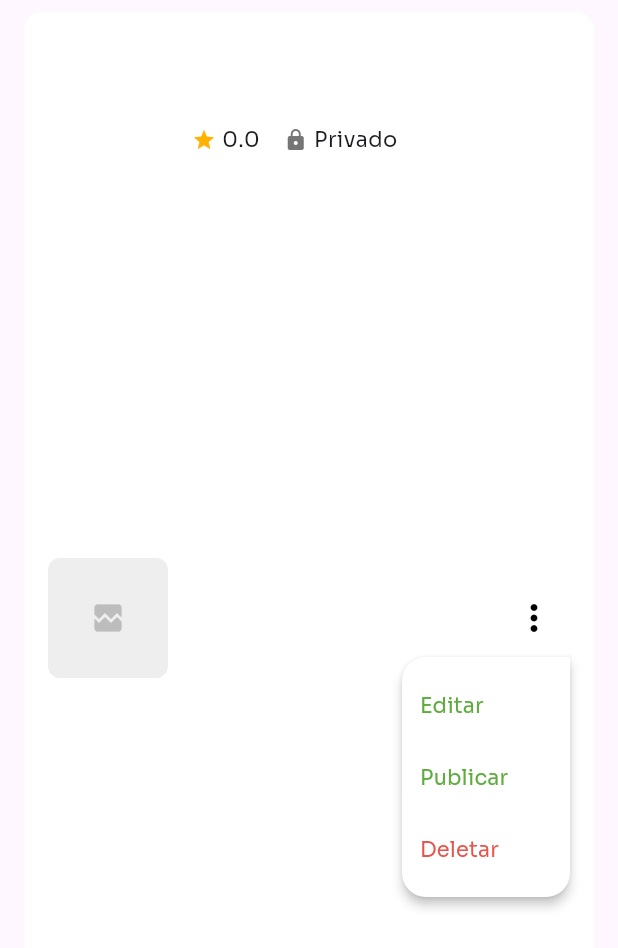
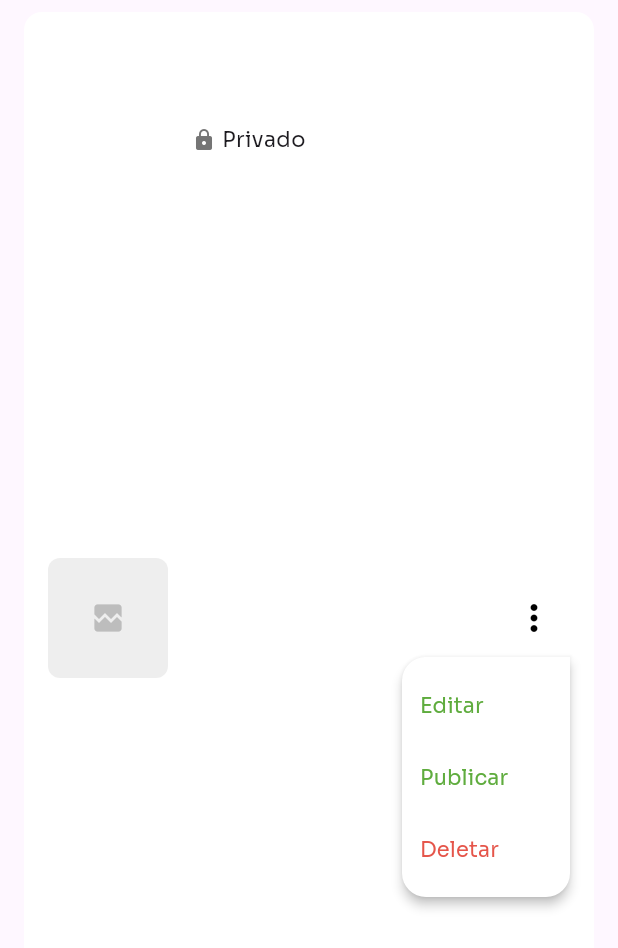
Before and after one commit to franbs2/EatS, a Flutter app: the RecipeCardListWidget widget shown alone on an empty page, opened directly with empty values, after a tap on the "more vert" icon, on a phone screen of 412 x 824 dp. Shown: the top 948 px of the screen. Run offline on Flutter 3.47's test engine with Material 3 defaults, Android fonts, the phone set to English and light mode, and no system bars; our stand-ins replace carousel_slider, cloud_firestore, firebase_auth, firebase_core, firebase_storage, flutter_rating_bar and 4 more; accounts and stored records are empty; generated files the repository leaves out were written again; network calls fail.

Commit message:
style: star remove

```diff
--- a/lib/presentation/widget/recipe_card_list_widget.dart
+++ b/lib/presentation/widget/recipe_card_list_widget.dart
@@ -88,20 +88,8 @@ class RecipeCardListWidget extends StatelessWidget {
                       overflow: TextOverflow.ellipsis,
                     ),
                     const SizedBox(height: 8.0),
-                    // Informações adicionais (exemplo: rating, tempo)
                     Row(
                       children: [
-                        Icon(
-                          Icons.star,
-                          color: Colors.amber[600],
-                          size: 16.0,
-                        ),
-                        const SizedBox(width: 4.0),
-                        Text(
-                          recipe.rating.toString(), // Exemplo de rating
-                          style: const TextStyle(fontSize: 14.0),
-                        ),
-                        const SizedBox(width: 16.0),
                         Icon(
                           recipe.blocked == true
                               ? Icons.block
```
